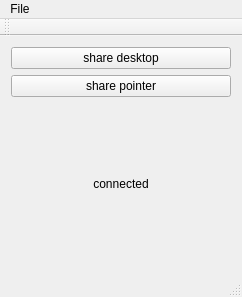
Qt form src/uiclient/sn_pointerui.ui (sungwonnam/SAGENext) before a commit.
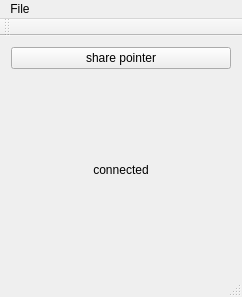
The same form after that commit. Icons and pictures are not drawn.

Commit message: ui client modified to send text to an application.

```diff
--- a/src/uiclient/sn_pointerui.ui
+++ b/src/uiclient/sn_pointerui.ui
@@ -16,23 +16,10 @@
   <widget class="QWidget" name="centralWidget">
    <layout class="QHBoxLayout" name="horizontalLayout">
     <item>
-     <layout class="QVBoxLayout" name="verticalLayout" stretch="0,0,0">
+     <layout class="QVBoxLayout" name="verticalLayout" stretch="0,0">
       <property name="sizeConstraint">
        <enum>QLayout::SetDefaultConstraint</enum>
       </property>
-      <item>
-       <widget class="QPushButton" name="vncButton">
-        <property name="sizePolicy">
-         <sizepolicy hsizetype="Preferred" vsizetype="Fixed">
-          <horstretch>0</horstretch>
-          <verstretch>0</verstretch>
-         </sizepolicy>
-        </property>
-        <property name="text">
-         <string>share desktop</string>
-        </property>
-       </widget>
-      </item>
       <item>
        <widget class="QPushButton" name="hookMouseBtn">
         <property name="text">
```
Left out of the diff: 42 changed lines with no effect on the pictures. The commit also changes 6 other files.
